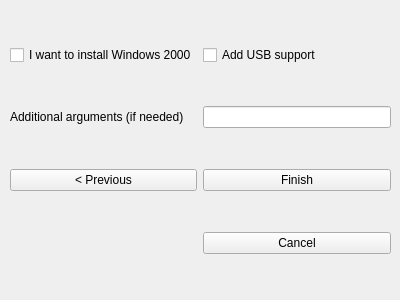
Above: ui/NewVM.ui from Tech-FZ/EmuGUI before the change. Below: the same form after it.
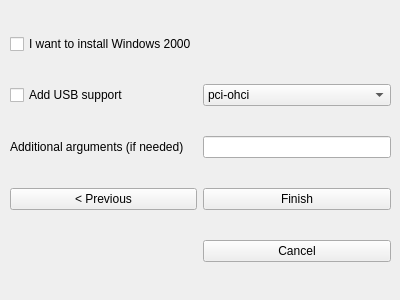
That is the form after the change. The open tabs and pages were chosen to show the change.

Diff of the .ui file:
```diff
--- a/ui/NewVM.ui
+++ b/ui/NewVM.ui
@@ -2330,19 +2330,19 @@
      </property>
      <layout class="QGridLayout" name="gridLayout_7">
       <item row="4" column="1">
-       <widget class="QPushButton" name="pushButton_21">
-        <property name="text">
-         <string>Cancel</string>
-        </property>
-       </widget>
-      </item>
-      <item row="3" column="1">
        <widget class="QPushButton" name="pushButton_20">
         <property name="text">
          <string>Finish</string>
         </property>
        </widget>
       </item>
+      <item row="5" column="1">
+       <widget class="QPushButton" name="pushButton_21">
+        <property name="text">
+         <string>Cancel</string>
+        </property>
+       </widget>
+      </item>
       <item row="1" column="0">
        <widget class="QCheckBox" name="checkBox_2">
         <property name="text">
@@ -2350,24 +2350,48 @@
         </property>
        </widget>
       </item>
-      <item row="3" column="0">
+      <item row="4" column="0">
        <widget class="QPushButton" name="pushButton_22">
         <property name="text">
          <string>&lt; Previous</string>
         </property>
        </widget>
       </item>
-      <item row="2" column="0">
+      <item row="3" column="0">
        <widget class="QLabel" name="label_2">
         <property name="text">
          <string>Additional arguments (if needed)</string>
         </property>
        </widget>
       </item>
-      <item row="2" column="1">
+      <item row="3" column="1">
        <widget class="QLineEdit" name="lineEdit_2"/>
       </item>
-      <item row="1" column="1">
+      <item row="2" column="1">
+       <widget class="QComboBox" name="comboBox_17">
+        <item>
+         <property name="text">
+          <string>pci-ohci</string>
+         </property>
+        </item>
+        <item>
+         <property name="text">
+          <string>piix3-usb-uhci</string>
+         </property>
+        </item>
+        <item>
+         <property name="text">
+          <string>qemu-xhci</string>
+         </property>
+        </item>
+        <item>
+         <property name="text">
+          <string>usb-ehci</string>
+         </property>
+        </item>
+       </widget>
+      </item>
+      <item row="2" column="0">
        <widget class="QCheckBox" name="checkBox_3">
         <property name="text">
          <string>Add USB support</string>
```
Left out of the diff: 2 changed lines with no effect on the pictures.
